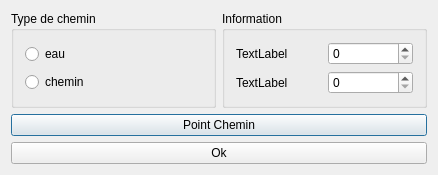
The window that WorldEditor/WidgetCreateWay.ui (zetsumi/ATools) describes before a commit, drawn with Qt 5.
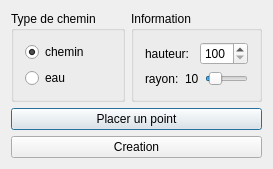
The same window after the commit. Icons and pictures are not drawn.

Commit message: connection entre les fenetres

Diff of the .ui file:
```diff
--- a/WorldEditor/WidgetCreateWay.ui
+++ b/WorldEditor/WidgetCreateWay.ui
@@ -6,7 +6,7 @@
    <rect>
     <x>0</x>
     <y>0</y>
-    <width>438</width>
+    <width>273</width>
     <height>163</height>
    </rect>
   </property>
@@ -23,17 +23,20 @@
        </property>
        <layout class="QVBoxLayout" name="verticalLayout_4">
         <item>
-         <widget class="QRadioButton" name="radioButton_2">
-          <property name="text">
-           <string>eau</string>
-          </property>
-         </widget>
-        </item>
-        <item>
-         <widget class="QRadioButton" name="radioButton">
+         <widget class="QRadioButton" name="radioWay">
           <property name="text">
            <string>chemin</string>
           </property>
+          <property name="checked">
+           <bool>true</bool>
+          </property>
+         </widget>
+        </item>
+        <item>
+         <widget class="QRadioButton" name="radioWater">
+          <property name="text">
+           <string>eau</string>
+          </property>
          </widget>
         </item>
        </layout>
@@ -47,25 +50,59 @@
        <layout class="QVBoxLayout" name="verticalLayout_3">
         <item>
          <layout class="QGridLayout" name="gridLayout_2">
-          <item row="0" column="1">
-           <widget class="QSpinBox" name="spinBox"/>
-          </item>
           <item row="0" column="0">
            <widget class="QLabel" name="label">
             <property name="text">
-             <string>TextLabel</string>
+             <string>hauteur:</string>
             </property>
            </widget>
           </item>
-          <item row="1" column="0">
+          <item row="0" column="1">
+           <widget class="QSpinBox" name="spinHeight">
+            <property name="minimum">
+             <number>100</number>
+            </property>
+            <property name="maximum">
+             <number>200</number>
+            </property>
+           </widget>
+          </item>
+         </layout>
+        </item>
+        <item>
+         <layout class="QGridLayout" name="gridLayout">
+          <item row="0" column="0">
            <widget class="QLabel" name="label_2">
             <property name="text">
-             <string>TextLabel</string>
+             <string>rayon:</string>
             </property>
            </widget>
           </item>
-          <item row="1" column="1">
-           <widget class="QSpinBox" name="spinBox_2"/>
+          <item row="0" column="1">
+           <widget class="QLabel" name="label_3">
+            <property name="lineWidth">
+             <number>1</number>
+            </property>
+            <property name="text">
+             <string>10</string>
+            </property>
+           </widget>
+          </item>
+          <item row="0" column="2">
+           <widget class="QSlider" name="sliderRadius">
+            <property name="minimum">
+             <number>1</number>
+            </property>
+            <property name="maximum">
+             <number>100</number>
+            </property>
+            <property name="value">
+             <number>10</number>
+            </property>
+            <property name="orientation">
+             <enum>Qt::Horizontal</enum>
+            </property>
+           </widget>
           </item>
          </layout>
         </item>
@@ -75,26 +112,18 @@
     </layout>
    </item>
    <item>
-    <layout class="QGridLayout" name="gridLayout">
-     <item row="0" column="0">
-      <layout class="QVBoxLayout" name="verticalLayout_2">
-       <item>
-        <widget class="QPushButton" name="btnInsertPointWay">
-         <property name="text">
-          <string>Point Chemin</string>
-         </property>
-        </widget>
-       </item>
-       <item>
-        <widget class="QPushButton" name="pushButton">
-         <property name="text">
-          <string>Ok</string>
-         </property>
-        </widget>
-       </item>
-      </layout>
-     </item>
-    </layout>
+    <widget class="QPushButton" name="btnPutPointWay">
+     <property name="text">
+      <string>Placer un point</string>
+     </property>
+    </widget>
+   </item>
+   <item>
+    <widget class="QPushButton" name="btnApply">
+     <property name="text">
+      <string>Creation</string>
+     </property>
+    </widget>
    </item>
   </layout>
  </widget>
```
Left out of the diff: 12 changed lines with no effect on the pictures. The commit also changes 6 other files.
